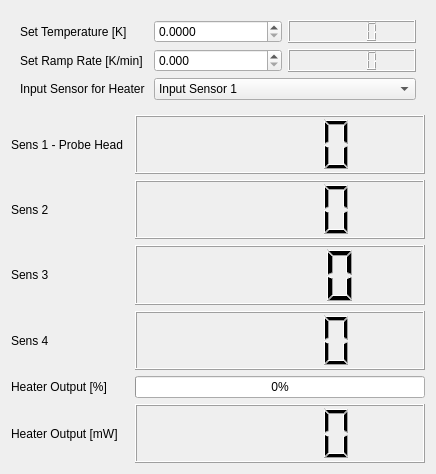
Cryostat-GUI/Cryostat-GUI, file LakeShore/LakeShore350_control.ui: the form before one commit.
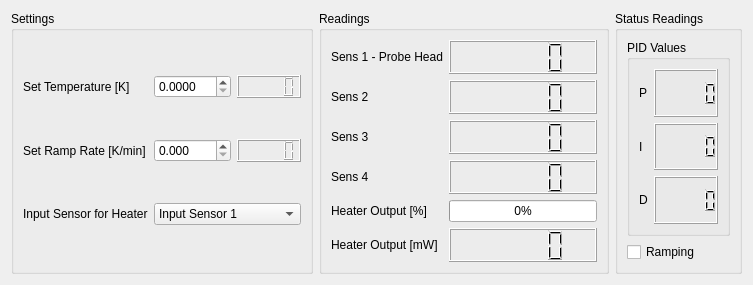
The form after the commit.

```diff
--- a/LakeShore/LakeShore350_control.ui
+++ b/LakeShore/LakeShore350_control.ui
@@ -6,8 +6,8 @@
    <rect>
     <x>0</x>
     <y>0</y>
-    <width>436</width>
-    <height>474</height>
+    <width>753</width>
+    <height>285</height>
    </rect>
   </property>
   <property name="windowTitle">
@@ -15,79 +15,11 @@
   </property>
   <layout class="QGridLayout" name="gridLayout_2">
    <item row="1" column="0">
-    <widget class="QLabel" name="label_2">
-     <property name="text">
-      <string>Sens 1 - Probe Head</string>
+    <widget class="QGroupBox" name="groupSettings">
+     <property name="title">
+      <string>Settings</string>
      </property>
-    </widget>
-   </item>
-   <item row="1" column="2">
-    <widget class="QLCDNumber" name="lcdSensor1_K"/>
-   </item>
-   <item row="2" column="0">
-    <widget class="QLabel" name="label_3">
-     <property name="text">
-      <string>Sens 2</string>
-     </property>
-    </widget>
-   </item>
-   <item row="2" column="2">
-    <widget class="QLCDNumber" name="lcdSensor2_K"/>
-   </item>
-   <item row="3" column="0">
-    <widget class="QLabel" name="label_6">
-     <property name="text">
-      <string>Sens 3</string>
-     </property>
-    </widget>
-   </item>
-   <item row="3" column="2">
-    <widget class="QLCDNumber" name="lcdSensor3_K"/>
-   </item>
-   <item row="4" column="0">
-    <widget class="QLabel" name="label_7">
-     <property name="text">
-      <string>Sens 4</string>
-     </property>
-    </widget>
-   </item>
-   <item row="4" column="2">
-    <widget class="QLCDNumber" name="lcdSensor4_K"/>
-   </item>
-   <item row="5" column="0">
-    <widget class="QLabel" name="label_5">
-     <property name="text">
-      <string>Heater Output [%]</string>
-     </property>
-    </widget>
-   </item>
-   <item row="5" column="2">
-    <widget class="QProgressBar" name="progressHeaterOutput_percentage">
-     <property name="value">
-      <number>0</number>
-     </property>
-    </widget>
-   </item>
-   <item row="6" column="0">
-    <widget class="QLabel" name="label_9">
-     <property name="text">
-      <string>Heater Output [mW]</string>
-     </property>
-    </widget>
-   </item>
-   <item row="6" column="2">
-    <widget class="QLCDNumber" name="lcdHeaterOutput_mW"/>
-   </item>
-   <item row="0" column="0" colspan="3">
-    <widget class="QWidget" name="widget" native="true">
-     <layout class="QGridLayout" name="gridLayout">
-      <item row="2" column="0">
-       <widget class="QLabel" name="label_4">
-        <property name="text">
-         <string>Set Ramp Rate [K/min]</string>
-        </property>
-       </widget>
-      </item>
+     <layout class="QGridLayout" name="gridLayout_4">
       <item row="0" column="0">
        <widget class="QLabel" name="label">
         <property name="text">
@@ -95,20 +27,14 @@
         </property>
        </widget>
       </item>
-      <item row="0" column="1">
-       <widget class="QDoubleSpinBox" name="spinSetTemp_K">
-        <property name="decimals">
-         <number>4</number>
-        </property>
-        <property name="maximum">
-         <double>300.000000000000000</double>
+      <item row="1" column="0">
+       <widget class="QLabel" name="label_4">
+        <property name="text">
+         <string>Set Ramp Rate [K/min]</string>
         </property>
        </widget>
       </item>
-      <item row="0" column="2">
-       <widget class="QLCDNumber" name="lcdSetTemp_K"/>
-      </item>
-      <item row="2" column="1">
+      <item row="1" column="1">
        <widget class="QDoubleSpinBox" name="spinSetRampRate_Kpmin">
         <property name="decimals">
          <number>3</number>
@@ -118,17 +44,30 @@
         </property>
        </widget>
       </item>
-      <item row="2" column="2">
+      <item row="1" column="2">
        <widget class="QLCDNumber" name="lcdSetRampRate_Kpmin"/>
       </item>
-      <item row="3" column="0">
+      <item row="0" column="2">
+       <widget class="QLCDNumber" name="lcdSetTemp_K"/>
+      </item>
+      <item row="0" column="1">
+       <widget class="QDoubleSpinBox" name="spinSetTemp_K">
+        <property name="decimals">
+         <number>4</number>
+        </property>
+        <property name="maximum">
+         <double>300.000000000000000</double>
+        </property>
+       </widget>
+      </item>
+      <item row="2" column="0">
        <widget class="QLabel" name="label_8">
         <property name="text">
          <string>Input Sensor for Heater</string>
         </property>
        </widget>
       </item>
-      <item row="3" column="1" colspan="2">
+      <item row="2" column="1" colspan="2">
        <widget class="QComboBox" name="comboSetInput_Sensor">
         <item>
          <property name="text">
@@ -155,6 +94,134 @@
      </layout>
     </widget>
    </item>
+   <item row="1" column="2">
+    <widget class="QGroupBox" name="groupReadings">
+     <property name="title">
+      <string>Readings</string>
+     </property>
+     <layout class="QGridLayout" name="gridLayout_3">
+      <item row="2" column="1">
+       <widget class="QLCDNumber" name="lcdSensor3_K"/>
+      </item>
+      <item row="3" column="0">
+       <widget class="QLabel" name="label_7">
+        <property name="text">
+         <string>Sens 4</string>
+        </property>
+       </widget>
+      </item>
+      <item row="1" column="1">
+       <widget class="QLCDNumber" name="lcdSensor2_K"/>
+      </item>
+      <item row="0" column="1">
+       <widget class="QLCDNumber" name="lcdSensor1_K"/>
+      </item>
+      <item row="1" column="0">
+       <widget class="QLabel" name="label_3">
+        <property name="text">
+         <string>Sens 2</string>
+        </property>
+       </widget>
+      </item>
+      <item row="0" column="0">
+       <widget class="QLabel" name="label_2">
+        <property name="text">
+         <string>Sens 1 - Probe Head</string>
+        </property>
+       </widget>
+      </item>
+      <item row="2" column="0">
+       <widget class="QLabel" name="label_6">
+        <property name="text">
+         <string>Sens 3</string>
+        </property>
+       </widget>
+      </item>
+      <item row="4" column="1">
+       <widget class="QProgressBar" name="progressHeaterOutput_percentage">
+        <property name="value">
+         <number>0</number>
+        </property>
+       </widget>
+      </item>
+      <item row="4" column="0">
+       <widget class="QLabel" name="label_5">
+        <property name="text">
+         <string>Heater Output [%]</string>
+        </property>
+       </widget>
+      </item>
+      <item row="3" column="1">
+       <widget class="QLCDNumber" name="lcdSensor4_K"/>
+      </item>
+      <item row="5" column="1">
+       <widget class="QLCDNumber" name="lcdHeaterOutput_mW"/>
+      </item>
+      <item row="5" column="0">
+       <widget class="QLabel" name="label_9">
+        <property name="text">
+         <string>Heater Output [mW]</string>
+        </property>
+       </widget>
+      </item>
+     </layout>
+    </widget>
+   </item>
+   <item row="1" column="4">
+    <widget class="QGroupBox" name="groupReadingsStatus">
+     <property name="title">
+      <string>Status Readings</string>
+     </property>
+     <layout class="QGridLayout" name="gridLayout_5" rowstretch="1,4">
+      <item row="0" column="0" colspan="2">
+       <widget class="QGroupBox" name="groupPID">
+        <property name="title">
+         <string>PID Values</string>
+        </property>
+        <layout class="QGridLayout" name="gridLayout">
+         <item row="0" column="0">
+          <widget class="QLabel" name="label_10">
+           <property name="text">
+            <string>P</string>
+           </property>
+          </widget>
+         </item>
+         <item row="1" column="0">
+          <widget class="QLabel" name="label_11">
+           <property name="text">
+            <string>I</string>
+           </property>
+          </widget>
+         </item>
+         <item row="0" column="1">
+          <widget class="QLCDNumber" name="lcdNumber"/>
+         </item>
+         <item row="2" column="0">
+          <widget class="QLabel" name="label_12">
+           <property name="text">
+            <string>D</string>
+           </property>
+          </widget>
+         </item>
+         <item row="1" column="1">
+          <widget class="QLCDNumber" name="lcdNumber_2"/>
+         </item>
+         <item row="2" column="1">
+          <widget class="QLCDNumber" name="lcdNumber_3"/>
+         </item>
+        </layout>
+       </widget>
+      </item>
+      <item row="1" column="0" colspan="2">
+       <widget class="QCheckBox" name="checkBox">
+        <property name="text">
+         <string>Ramping</string>
+        </property>
+       </widget>
+      </item>
+     </layout>
+    </widget>
+   </item>
   </layout>
  </widget>
  <resources/>
```
